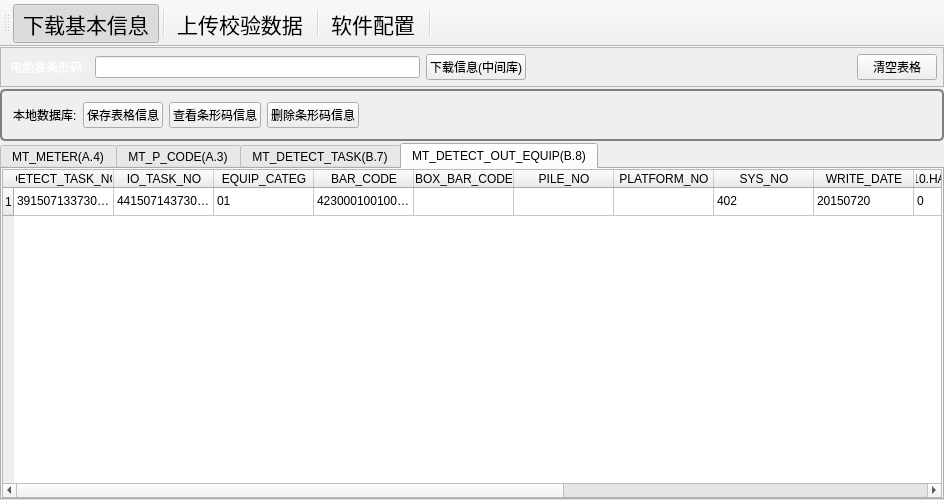
Old version of the form mainwindow.ui in the repository flimmy78/EM_infoSys.WH.
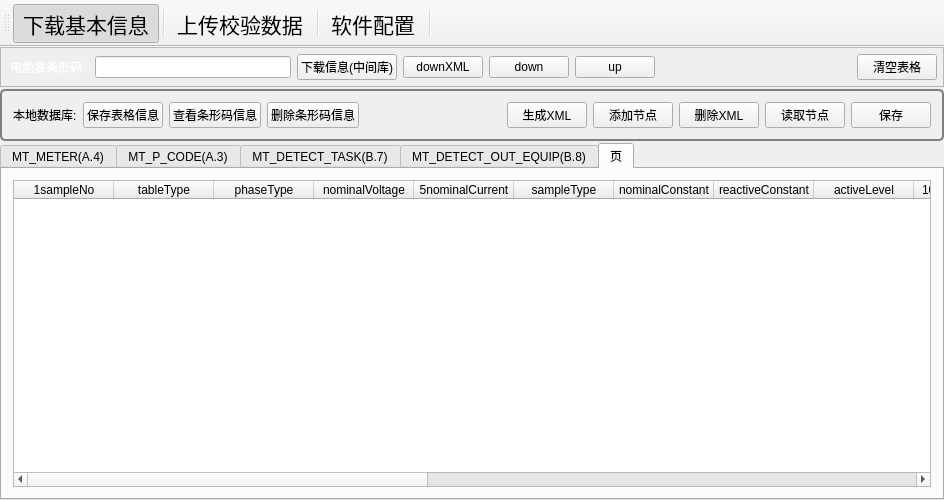
New version of the form. The open tabs and pages were chosen to show the change. Icons and pictures are not drawn.

Patch:
```diff
--- a/mainwindow.ui
+++ b/mainwindow.ui
@@ -11,7 +11,7 @@
    </rect>
   </property>
   <property name="windowTitle">
-   <string>Win.XML.WH.0324</string>
+   <string>infoSys.WH</string>
   </property>
   <property name="windowIcon">
    <iconset resource="pic/pic.qrc">
@@ -28,7 +28,7 @@
     <item row="0" column="0">
      <widget class="QStackedWidget" name="stackedWidget">
       <property name="currentIndex">
-       <number>1</number>
+       <number>0</number>
       </property>
       <widget class="QWidget" name="EM_down_page">
        <layout class="QGridLayout" name="gridLayout_2">
@@ -78,14 +78,14 @@
              </property>
             </widget>
            </item>
-           <item row="1" column="6">
+           <item row="1" column="9">
             <widget class="QPushButton" name="EM_down_clean_PsBtn">
              <property name="text">
               <string>清空表格</string>
              </property>
             </widget>
            </item>
-           <item row="1" column="3">
+           <item row="1" column="6">
             <spacer name="EM_down_HLSpacer">
              <property name="orientation">
               <enum>Qt::Horizontal</enum>
@@ -108,6 +108,27 @@
              </property>
             </widget>
            </item>
+           <item row="1" column="3">
+            <widget class="QPushButton" name="EM_down_XML_PsBtn">
+             <property name="text">
+              <string>downXML</string>
+             </property>
+            </widget>
+           </item>
+           <item row="1" column="4">
+            <widget class="QPushButton" name="EM_test_XML_PsBtn">
+             <property name="text">
+              <string>down</string>
+             </property>
+            </widget>
+           </item>
+           <item row="1" column="5">
+            <widget class="QPushButton" name="EM_test2_XML_PsBtn">
+             <property name="text">
+              <string>up</string>
+             </property>
+            </widget>
+           </item>
           </layout>
          </widget>
         </item>
@@ -149,20 +170,6 @@
            <bool>false</bool>
           </property>
           <layout class="QGridLayout" name="gridLayout_4">
-           <item row="0" column="1">
-            <widget class="QPushButton" name="EM_down_saveLocalSql_PsBtn">
-             <property name="text">
-              <string>保存表格信息</string>
-             </property>
-            </widget>
-           </item>
-           <item row="0" column="3">
-            <widget class="QPushButton" name="EM_down_deleteLocalSqlItem_PsBtn">
-             <property name="text">
-              <string>删除条形码信息</string>
-             </property>
-            </widget>
-           </item>
            <item row="0" column="0">
             <widget class="QLabel" name="label">
              <property name="styleSheet">
@@ -173,6 +180,13 @@
              </property>
             </widget>
            </item>
+           <item row="0" column="1">
+            <widget class="QPushButton" name="EM_down_saveLocalSql_PsBtn">
+             <property name="text">
+              <string>保存表格信息</string>
+             </property>
+            </widget>
+           </item>
            <item row="0" column="2">
             <widget class="QPushButton" name="EM_down_loadLocalSql_PsBtn">
              <property name="text">
@@ -180,6 +194,13 @@
              </property>
             </widget>
            </item>
+           <item row="0" column="3">
+            <widget class="QPushButton" name="EM_down_deleteLocalSqlItem_PsBtn">
+             <property name="text">
+              <string>删除条形码信息</string>
+             </property>
+            </widget>
+           </item>
            <item row="0" column="4">
             <spacer name="EM_down_HLSpacer_2">
              <property name="orientation">
@@ -193,6 +214,41 @@
              </property>
             </spacer>
            </item>
+           <item row="0" column="5">
+            <widget class="QPushButton" name="EM_creat_XML_PsBtn">
+             <property name="text">
+              <string>生成XML</string>
+             </property>
+            </widget>
+           </item>
+           <item row="0" column="6">
+            <widget class="QPushButton" name="EM_insert_XML_PsBtn">
+             <property name="text">
+              <string>添加节点</string>
+             </property>
+            </widget>
+           </item>
+           <item row="0" column="7">
+            <widget class="QPushButton" name="EM_delete_XML_PsBtn">
+             <property name="text">
+              <string>删除XML</string>
+             </property>
+            </widget>
+           </item>
+           <item row="0" column="8">
+            <widget class="QPushButton" name="EM_read_XML_PsBtn">
+             <property name="text">
+              <string>读取节点</string>
+             </property>
+            </widget>
+           </item>
+           <item row="0" column="9">
+            <widget class="QPushButton" name="EM_save_XML_PsBtn">
+             <property name="text">
+              <string>保存</string>
+             </property>
+            </widget>
+           </item>
           </layout>
          </widget>
         </item>
@@ -205,7 +261,7 @@
            </sizepolicy>
           </property>
           <property name="currentIndex">
-           <number>3</number>
+           <number>4</number>
           </property>
           <widget class="QWidget" name="EM_METER_tab">
            <attribute name="title">
@@ -1571,6 +1627,117 @@
             </item>
            </layout>
           </widget>
+          <widget class="QWidget" name="EM_sampleInfo_tab">
+           <attribute name="title">
+            <string>页</string>
+           </attribute>
+           <layout class="QGridLayout" name="gridLayout_9">
+            <item row="0" column="0">
+             <widget class="QTableWidget" name="EM_sampleInfo_TblWidget">
+              <column>
+               <property name="text">
+                <string>1sampleNo</string>
+               </property>
+              </column>
+              <column>
+               <property name="text">
+                <string>tableType</string>
+               </property>
+              </column>
+              <column>
+               <property name="text">
+                <string>phaseType</string>
+               </property>
+              </column>
+              <column>
+               <property name="text">
+                <string>nominalVoltage</string>
+               </property>
+              </column>
+              <column>
+               <property name="text">
+                <string>5nominalCurrent</string>
+               </property>
+              </column>
+              <column>
+               <property name="text">
+                <string>sampleType</string>
+               </property>
+              </column>
+              <column>
+               <property name="text">
+                <string>nominalConstant</string>
+               </property>
+              </column>
+              <column>
+               <property name="text">
+                <string>reactiveConstant</string>
+               </property>
+              </column>
+              <column>
+               <property name="text">
+                <string>activeLevel</string>
+               </property>
+              </column>
+              <column>
+               <property name="text">
+                <string>10reactiveLevel</string>
+               </property>
+              </column>
+              <column>
+               <property name="text">
+                <string>freq</string>
+               </property>
+              </column>
+              <column>
+               <property name="text">
+                <string>inputMode</string>
+               </property>
+              </column>
+              <column>
+               <property name="text">
+                <string>isEmulator</string>
+               </property>
+              </column>
+              <column>
+               <property name="text">
+                <string>measurementDirection</string>
+               </property>
+              </column>
+              <column>
+               <property name="text">
+                <string>15sampleName</string>
+               </property>
+              </column>
+              <column>
+               <property name="text">
+                <string>redSeal</string>
+               </property>
+              </column>
+              <column>
+               <property name="text">
+                <string>producer</string>
+               </property>
+              </column>
+              <column>
+               <property name="text">
+                <string>sampleUserName</string>
+               </property>
+              </column>
+              <column>
+               <property name="text">
+                <string>sampleManuNo</string>
+               </property>
+              </column>
+              <column>
+               <property name="text">
+                <string>20sampleSeal</string>
+               </property>
+              </column>
+             </widget>
+            </item>
+           </layout>
+          </widget>
          </widget>
         </item>
        </layout>
@@ -1805,21 +1972,14 @@
               <property name="margin">
                <number>6</number>
               </property>
-              <item row="0" column="1">
-               <widget class="QPushButton" name="EM_insert_XML_PsBtn">
-                <property name="text">
-                 <string>添加节点</string>
-                </property>
-               </widget>
-              </item>
-              <item row="0" column="8">
+              <item row="0" column="3">
                <widget class="QPushButton" name="EM_update_insertDestSql_PsBtn">
                 <property name="text">
                  <string>添加到中间库</string>
                 </property>
                </widget>
               </item>
-              <item row="0" column="9">
+              <item row="0" column="4">
                <widget class="QPushButton" name="EM_update_updateRSLT_PsBtn">
                 <property name="sizePolicy">
                  <sizepolicy hsizetype="Fixed" vsizetype="Fixed">
@@ -1832,7 +1992,7 @@
                 </property>
                </widget>
               </item>
-              <item row="0" column="5">
+              <item row="0" column="0">
                <spacer name="horizontalSpacer_3">
                 <property name="orientation">
                  <enum>Qt::Horizontal</enum>
@@ -1845,34 +2005,6 @@
                 </property>
                </spacer>
               </item>
-              <item row="0" column="2">
-               <widget class="QPushButton" name="EM_delete_XML_PsBtn">
-                <property name="text">
-                 <string>删除XML</string>
-                </property>
-               </widget>
-              </item>
-              <item row="0" column="0">
-               <widget class="QPushButton" name="EM_creat_XML_PsBtn">
-                <property name="text">
-                 <string>生成XML</string>
-                </property>
-               </widget>
-              </item>
-              <item row="0" column="4">
-               <widget class="QPushButton" name="EM_create_MD5_PsBtn">
-                <property name="text">
-                 <string>MD5</string>
-                </property>
-               </widget>
-              </item>
-              <item row="0" column="3">
-               <widget class="QPushButton" name="EM_read_XML_PsBtn">
-                <property name="text">
-                 <string>读取节点</string>
-                </property>
-               </widget>
-              </item>
              </layout>
             </widget>
            </item>
@@ -3274,7 +3406,7 @@
 &lt;html&gt;&lt;head&gt;&lt;meta name=&quot;qrichtext&quot; content=&quot;1&quot; /&gt;&lt;style type=&quot;text/css&quot;&gt;
 p, li { white-space: pre-wrap; }
 &lt;/style&gt;&lt;/head&gt;&lt;body style=&quot; font-family:'SimSun'; font-size:9pt; font-weight:400; font-style:normal;&quot;&gt;
-&lt;p style=&quot;-qt-paragraph-type:empty; margin-top:0px; margin-bottom:0px; margin-left:0px; margin-right:0px; -qt-block-indent:0; text-indent:0px;&quot;&gt;&lt;br /&gt;&lt;/p&gt;&lt;/body&gt;&lt;/html&gt;</string>
+&lt;p style=&quot; margin-top:0px; margin-bottom:0px; margin-left:0px; margin-right:0px; -qt-block-indent:0; text-indent:0px;&quot;&gt;&lt;br /&gt;&lt;/p&gt;&lt;/body&gt;&lt;/html&gt;</string>
           </property>
          </widget>
         </item>
```
